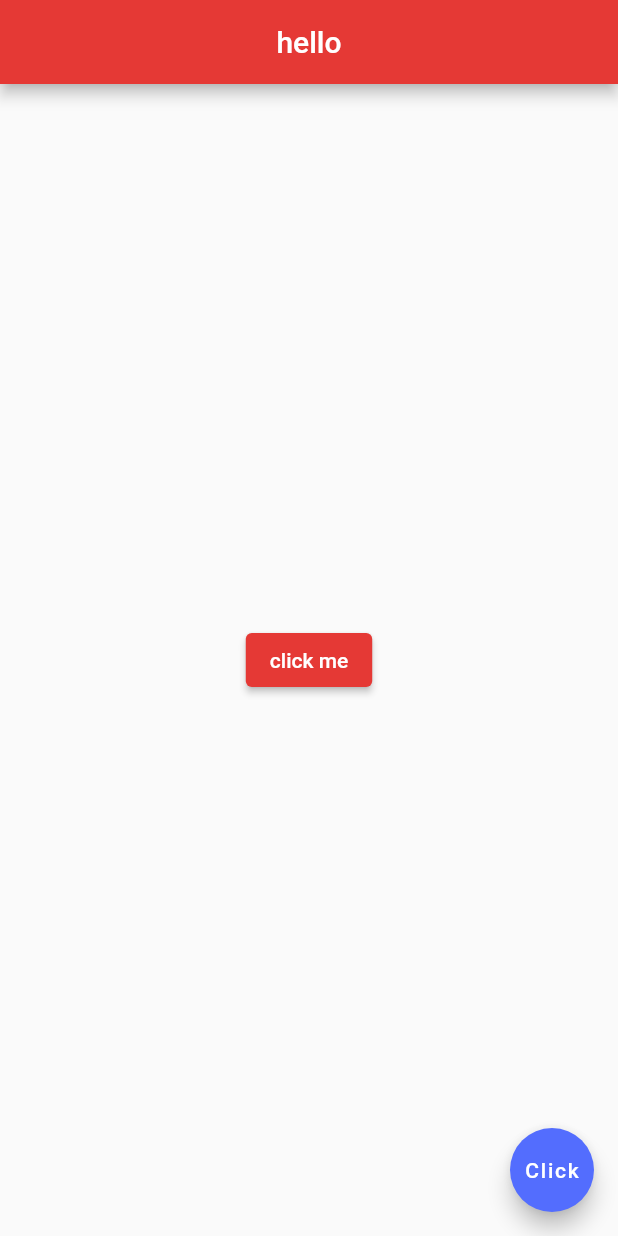
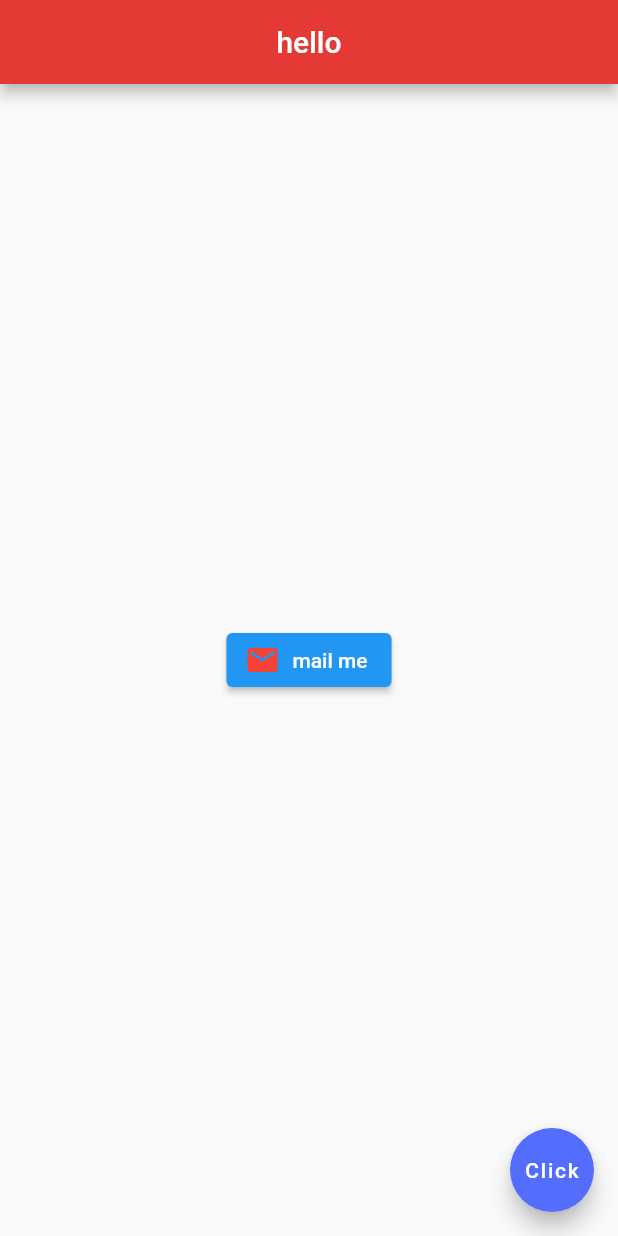
Before and after one commit to Lakshman2806/MobileID, a Flutter app: the screen it shows after launch, on a phone screen of 412 x 824 dp. Run offline on Flutter 3.47's test engine with Material 2 defaults, Android fonts, the phone set to English and light mode, and no system bars.

Commit message:
button.icon

```diff
--- a/lib/main.dart
+++ b/lib/main.dart
@@ -21,12 +21,12 @@ class Home extends StatelessWidget {
         backgroundColor: Colors.red[600],
       ),
       body: Center(
-        child: ElevatedButton(
+        child: ElevatedButton.icon(
           onPressed: () {},
-          child: Text("click me"),
-          style: ElevatedButton.styleFrom(
-            backgroundColor: Colors.red[600]
+          icon: Icon(Icons.mail,
+          color: Colors.red,
           ),
+          label: Text('mail me')
         )
       ),
       floatingActionButton: FloatingActionButton(onPressed: null,
```
